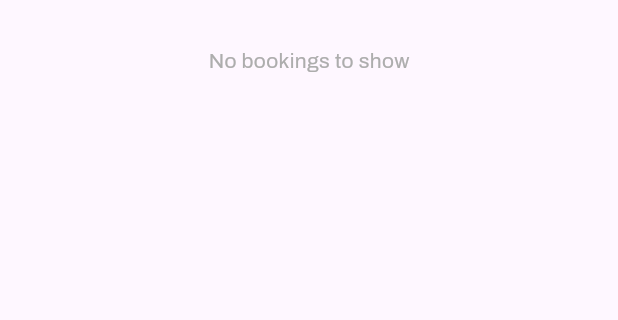
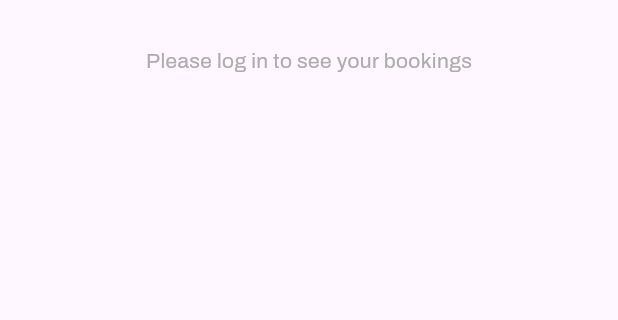
Before and after one commit to jasimrazi/VenueBookingApp, a Flutter app: the screen it shows after launch, on a phone screen of 412 x 824 dp, the part 63-383 px from its top. Run offline on Flutter 3.47's test engine with Material 3 defaults, Android fonts, the phone set to English and light mode, and no system bars; our stand-ins replace cloud_firestore, firebase_auth, firebase_core, firebase_storage, google_fonts, google_sign_in and 2 more; missing offline and left inert: scroll_datetime_picker; accounts and stored records are empty.

Commit message:
Fix pull down to refresh

```diff
--- a/lib/homepage.dart
+++ b/lib/homepage.dart
@@ -139,11 +139,28 @@ class _HomePageState extends State<HomePage> {
       body: SafeArea(
         child: RefreshIndicator(
           onRefresh: _fetchBookings,
-          child: ListView.builder(
-            physics: BouncingScrollPhysics(),
+          child: Column(
+            children: [
+              ListView.builder(
+                physics: AlwaysScrollableScrollPhysics(
+                    parent: BouncingScrollPhysics()),
+                shrinkWrap: true,
                 itemCount: bookings.isEmpty ? 1 : bookings.length + 1,
                 itemBuilder: (context, index) {
-              if (bookings.isEmpty) {
+                  if (_auth.currentUser == null) {
+                    // Display a message when no user is signed in
+                    return Center(
+                      child: Column(
+                        children: [
+                          SizedBox(height: 16),
+                          Text(
+                            'Please log in to see your bookings',
+                            style: TextStyle(color: Color(0xffadadad)),
+                          ),
+                        ],
+                      ),
+                    );
+                  } else if (bookings.isEmpty) {
                     // Display a message when there are no bookings to show
                     return Center(
                       child: Column(
@@ -158,7 +175,8 @@ class _HomePageState extends State<HomePage> {
                     );
                   } else if (index < bookings.length) {
                     // Display the booking item
-                var booking = bookings[index].data() as Map<String, dynamic>;
+                    var booking =
+                        bookings[index].data() as Map<String, dynamic>;
 
                     return Dismissible(
                       key: Key(bookings[index].id),
@@ -173,14 +191,16 @@ class _HomePageState extends State<HomePage> {
                               ),
                               actions: <Widget>[
                                 TextButton(
-                              onPressed: () => Navigator.of(context).pop(true),
+                                  onPressed: () =>
+                                      Navigator.of(context).pop(true),
                                   child: const Text(
                                     "Remove",
                                     style: TextStyle(color: Colors.redAccent),
                                   ),
                                 ),
                                 TextButton(
-                              onPressed: () => Navigator.of(context).pop(false),
+                                  onPressed: () =>
+                                      Navigator.of(context).pop(false),
                                   child: const Text("Cancel"),
                                 ),
                               ],
@@ -263,7 +283,8 @@ class _HomePageState extends State<HomePage> {
                                 alignment: Alignment.center,
                                 decoration: BoxDecoration(
                                   border: Border.all(
-                                color: _getStatusBorderColor(booking['state']),
+                                    color:
+                                        _getStatusBorderColor(booking['state']),
                                     width: 1,
                                   ),
                                   borderRadius: BorderRadius.circular(8.0),
@@ -272,7 +293,8 @@ class _HomePageState extends State<HomePage> {
                                   booking['state']?.toUpperCase() ?? 'UNKNOWN',
                                   style: TextStyle(
                                     fontSize: 12,
-                                color: _getStatusBorderColor(booking['state']),
+                                    color:
+                                        _getStatusBorderColor(booking['state']),
                                   ),
                                 ),
                               )
@@ -281,24 +303,10 @@ class _HomePageState extends State<HomePage> {
                         ),
                       ),
                     );
-              } else {
-                // Display the refresh button after the last container
-                return Padding(
-                  padding: EdgeInsets.all(8.0),
-                  child: Center(
-                    child: isLoading
-                        ? CircularProgressIndicator()
-                        : IconButton(
-                            icon: Icon(
-                              Icons.refresh,
-                              color: Colors.deepPurple,
-                            ),
-                            onPressed: _fetchBookings,
-                          ),
-                  ),
-                );
                   }
                 },
+              ),
+            ],
           ),
         ),
       ),
```
Lines whose indentation alone changed are shown as unchanged.
